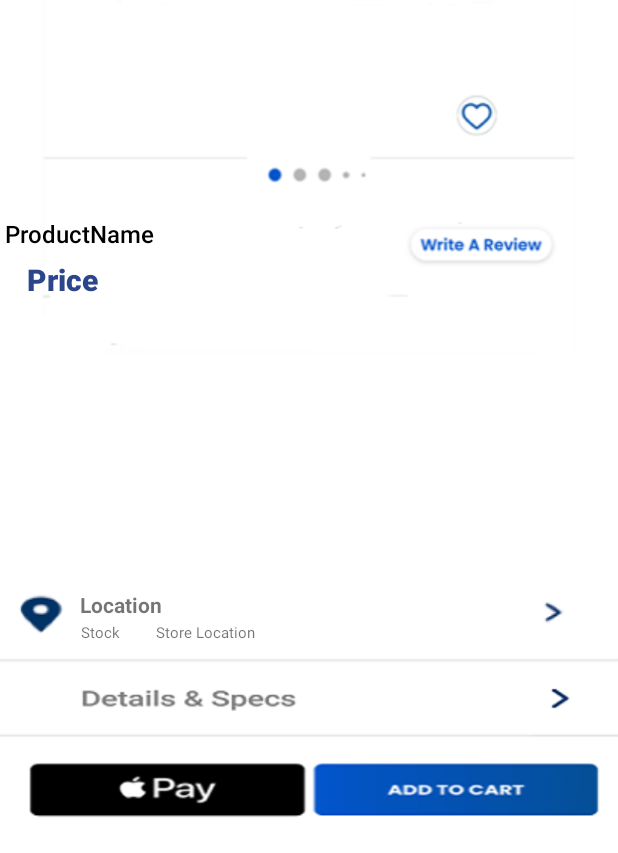
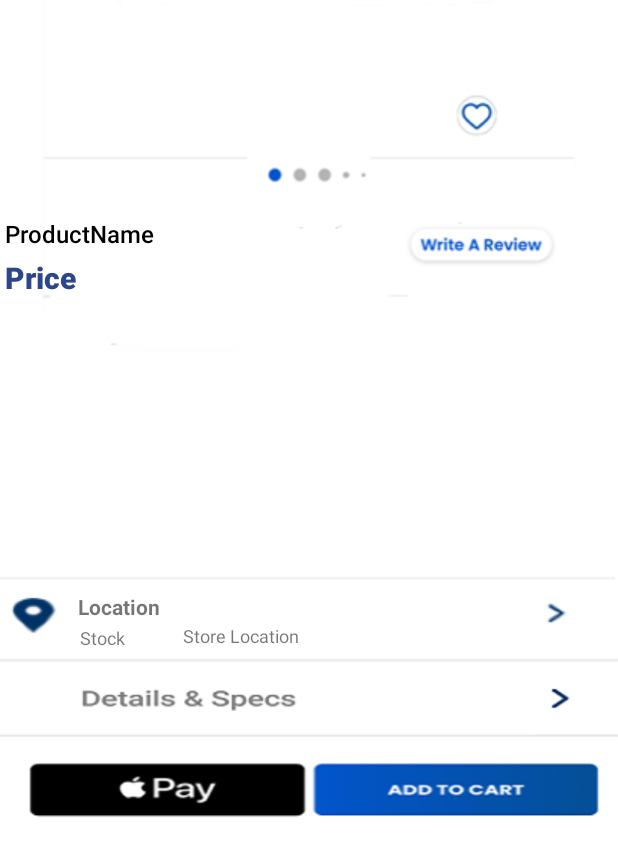
Before and after one commit to SidP12/AppLocator, an Android app: the layout activity_product_details_page.xml on its own in the app's theme, with its tools: preview values and no code run, on a phone screen of 412 x 824 dp, the part 383-1236 px from its top. Run offline under Robolectric (Android 15) with nearby library versions, the phone set to English and light mode, and no system bars.

Commit message:
Random fixes

```diff
--- a/app/src/main/java/com/example/myapplication/MainActivity.java
+++ b/app/src/main/java/com/example/myapplication/MainActivity.java
@@ -54,7 +54,7 @@ public class MainActivity extends AppCompatActivity {
             @Override
             public void onClick(View view) {
                 TextView textView = findViewById(R.id.actv);
-                if (!textView.getText().toString().isEmpty()) {
+                if (!textView.getText().toString().trim().isEmpty()) {
                     openProductPage();
                 }
             }
--- a/app/src/main/java/com/example/myapplication/ProductDetailsPage.java
+++ b/app/src/main/java/com/example/myapplication/ProductDetailsPage.java
@@ -42,7 +42,7 @@ public class ProductDetailsPage extends AppCompatActivity {
         TextView stock = findViewById(R.id.prodStock);
         storeLocation.setText("at " + storeLocationStr);
         prodLocation.setText(prodLocationStr);
-        if (stock.equals("0")) {
+        if (availabilityStoreStr.equals("0")) {
             stock.setText("Out of stock");
             stock.setTextColor(Color.RED);
         } else {
--- a/app/src/main/res/layout/activity_main.xml
+++ b/app/src/main/res/layout/activity_main.xml
@@ -45,9 +45,9 @@
         android:layout_alignParentTop="true"
         android:layout_alignParentEnd="true"
         android:layout_centerHorizontal="true"
-        android:layout_marginStart="55dp"
-        android:layout_marginTop="66dp"
-        android:layout_marginEnd="65dp"
+        android:layout_marginStart="57dp"
+        android:layout_marginTop="67dp"
+        android:layout_marginEnd="63dp"
         android:background="@null"
         android:completionThreshold="1"
         android:hint="Search"
--- a/app/src/main/res/layout/activity_product_details_page.xml
+++ b/app/src/main/res/layout/activity_product_details_page.xml
@@ -25,8 +25,8 @@
             android:layout_height="wrap_content"
             android:layout_alignParentStart="true"
             android:layout_alignParentBottom="true"
-            android:layout_marginStart="18dp"
-            android:layout_marginBottom="36dp"
+            android:layout_marginStart="3dp"
+            android:layout_marginBottom="37dp"
             android:fontFamily="sans-serif-medium"
             android:text="Price"
             android:textColor="#2C468C"
@@ -87,12 +87,12 @@
 
         <ImageButton
             android:id="@+id/prodFinder"
-            android:layout_width="400dp"
+            android:layout_width="410dp"
             android:layout_height="48dp"
             android:layout_alignParentStart="true"
             android:layout_alignParentBottom="true"
-            android:layout_marginStart="6dp"
-            android:layout_marginBottom="135dp"
+            android:layout_marginStart="0dp"
+            android:layout_marginBottom="139dp"
             app:srcCompat="@drawable/locatorbutton" />
 
         <TextView
@@ -102,10 +102,10 @@
 
             android:layout_alignParentStart="true"
             android:layout_alignParentTop="true"
-            android:layout_marginStart="104dp"
-            android:layout_marginTop="67dp"
+            android:layout_marginStart="122dp"
+            android:layout_marginTop="68dp"
             android:text="Store Location"
-            android:textSize="10sp" />
+            android:textSize="12sp" />
 
         <TextView
             android:id="@+id/prodLocation"
@@ -113,8 +113,8 @@
             android:layout_height="wrap_content"
             android:layout_alignParentStart="true"
             android:layout_alignParentTop="true"
-            android:layout_marginStart="53dp"
-            android:layout_marginTop="46dp"
+            android:layout_marginStart="52dp"
+            android:layout_marginTop="47dp"
             android:text="Location"
             android:textStyle="bold" />
 
@@ -125,10 +125,10 @@
 
             android:layout_alignParentStart="true"
             android:layout_alignParentTop="true"
-            android:layout_marginStart="54dp"
-            android:layout_marginTop="67dp"
+            android:layout_marginStart="53dp"
+            android:layout_marginTop="69dp"
             android:text="Stock"
-            android:textSize="10sp" />
+            android:textSize="12sp" />
 
     </RelativeLayout>
 
```
Also changed, not shown: app/src/main/java/com/example/myapplication/ProductPage.java (+10 -6 lines), app/src/main/res/drawable/locatorbutton.PNG.
